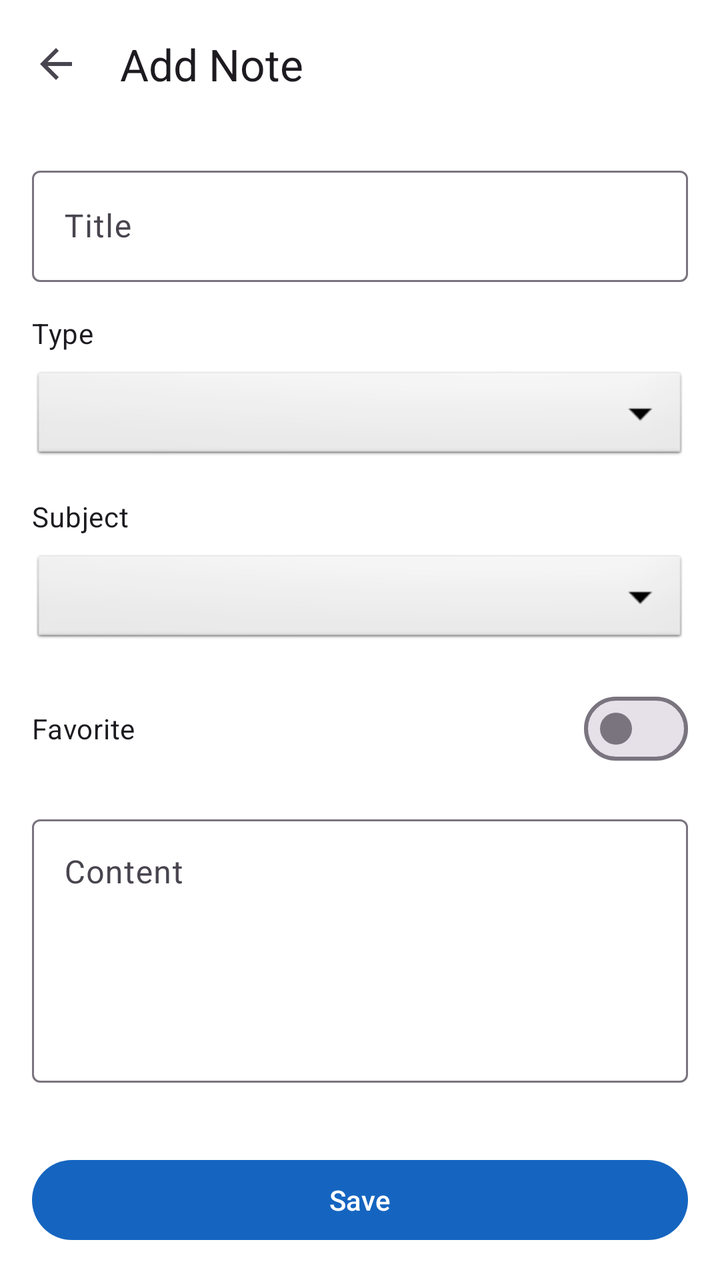
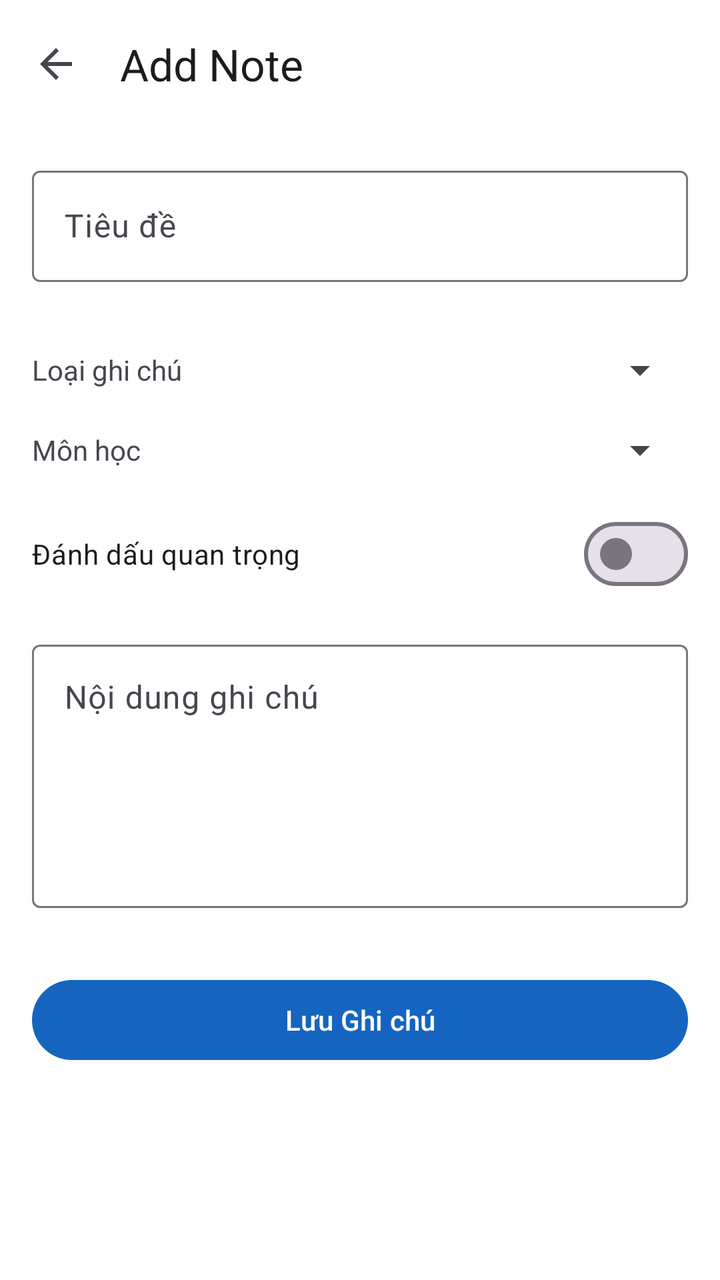

Before-and-after screenshots of an Android layout around one commit, followed by the original layout XML and the change that was made.
<!-- AndroidManifest.xml: application theme Theme.StudyHub -->
<!-- res/layout/fragment_add_note.xml -->
<?xml version="1.0" encoding="utf-8"?>
<LinearLayout xmlns:android="http://schemas.android.com/apk/res/android"
    xmlns:app="http://schemas.android.com/apk/res-auto"
    android:layout_width="match_parent"
    android:layout_height="match_parent"
    android:orientation="vertical"
    android:background="?attr/colorSurface">

    <com.google.android.material.appbar.AppBarLayout
        android:layout_width="match_parent"
        android:layout_height="wrap_content">

        <com.google.android.material.appbar.MaterialToolbar
            android:id="@+id/toolbar"
            android:layout_width="match_parent"
            android:layout_height="?attr/actionBarSize"
            app:navigationIcon="?attr/homeAsUpIndicator"
            app:title="Add Note" />
    </com.google.android.material.appbar.AppBarLayout>

    <ScrollView
        android:layout_width="match_parent"
        android:layout_height="0dp"
        android:layout_weight="1"
        android:padding="16dp">

        <LinearLayout
            android:layout_width="match_parent"
            android:layout_height="wrap_content"
            android:orientation="vertical">

            <com.google.android.material.textfield.TextInputLayout
                android:layout_width="match_parent"
                android:layout_height="wrap_content"
                android:hint="Title"
                android:layout_marginBottom="16dp"
                app:endIconMode="clear_text">

                <com.google.android.material.textfield.TextInputEditText
                    android:id="@+id/etTitle"
                    android:layout_width="match_parent"
                    android:layout_height="wrap_content"
                    android:inputType="text" />
            </com.google.android.material.textfield.TextInputLayout>

            <TextView
                android:layout_width="wrap_content"
                android:layout_height="wrap_content"
                android:text="Type"
                android:layout_marginBottom="8dp"
                android:textAppearance="?attr/textAppearanceBodyMedium"/>

            <Spinner
                android:id="@+id/spinnerType"
                android:layout_width="match_parent"
                android:layout_height="wrap_content"
                android:minHeight="48dp"
                android:layout_marginBottom="16dp"
                android:background="@android:drawable/btn_dropdown"/>

            <TextView
                android:layout_width="wrap_content"
                android:layout_height="wrap_content"
                android:text="Subject"
                android:layout_marginBottom="8dp"
                android:textAppearance="?attr/textAppearanceBodyMedium"/>

            <Spinner
                android:id="@+id/spinnerSubject"
                android:layout_width="match_parent"
                android:layout_height="wrap_content"
                android:minHeight="48dp"
                android:layout_marginBottom="16dp"
                android:background="@android:drawable/btn_dropdown"/>

            <com.google.android.material.materialswitch.MaterialSwitch
                android:id="@+id/switchFavorite"
                android:layout_width="match_parent"
                android:layout_height="wrap_content"
                android:text="Favorite"
                android:layout_marginBottom="16dp"/>

            <com.google.android.material.textfield.TextInputLayout
                android:layout_width="match_parent"
                android:layout_height="wrap_content"
                android:hint="Content">

                <com.google.android.material.textfield.TextInputEditText
                    android:id="@+id/etContent"
                    android:layout_width="match_parent"
                    android:layout_height="wrap_content"
                    android:inputType="textMultiLine"
                    android:gravity="top|start"
                    android:minLines="5" />
            </com.google.android.material.textfield.TextInputLayout>

        </LinearLayout>
    </ScrollView>

    <com.google.android.material.button.MaterialButton
        android:id="@+id/btnSave"
        android:layout_width="match_parent"
        android:layout_height="wrap_content"
        android:layout_margin="16dp"
        android:text="Save" />

</LinearLayout>
<!-- resources referenced by this layout -->
<resources>
  <style name="Theme.StudyHub" parent="Theme.Material3.Light.NoActionBar">
          <item name="colorPrimary">@color/primary</item>
          <item name="colorPrimaryVariant">@color/primary_variant</item>
          <item name="colorPrimaryContainer">@color/primary_container</item>
          <item name="colorOnPrimary">@color/on_primary</item>
          <item name="colorOnPrimaryContainer">@color/on_primary_container</item>
          <item name="colorSecondary">@color/secondary</item>
          <item name="colorSecondaryContainer">@color/secondary_container</item>
          <item name="colorOnSecondary">@color/on_secondary</item>
          <item name="colorOnSecondaryContainer">@color/on_secondary_container</item>
          <item name="colorTertiary">@color/tertiary</item>
          <item name="colorTertiaryContainer">@color/tertiary_container</item>
          <item name="colorSurface">@color/surface</item>
          <item name="colorSurfaceVariant">@color/surface_variant</item>
          <item name="colorOnSurface">@color/on_surface</item>
          <item name="colorOnSurfaceVariant">@color/on_surface_variant</item>
          <item name="colorError">@color/error</item>
          <item name="colorErrorContainer">@color/error_container</item>
          <item name="colorOnError">@color/on_error</item>
          <item name="colorOutline">@color/outline</item>
          <item name="colorOutlineVariant">@color/outline_variant</item>
          <item name="android:colorBackground">@color/background</item>
          <item name="colorBackground">@color/background</item>
          <item name="android:statusBarColor">@color/primary</item>
          <item name="android:navigationBarColor">@color/surface</item>
      </style>
  <color name="primary">#1565C0</color>
  <color name="primary_variant">#0D47A1</color>
  <color name="primary_container">#BBDEFB</color>
  <color name="on_primary">#FFFFFF</color>
  <color name="on_primary_container">#001D36</color>
  <color name="secondary">#00897B</color>
  <color name="secondary_container">#B2DFDB</color>
  <color name="on_secondary">#FFFFFF</color>
  <color name="on_secondary_container">#00201E</color>
  <color name="tertiary">#7B1FA2</color>
  <color name="tertiary_container">#E1BEE7</color>
  <color name="surface">#FFFFFF</color>
  <color name="surface_variant">#F5F5F5</color>
  <color name="on_surface">#1C1B1F</color>
  <color name="on_surface_variant">#49454F</color>
  <color name="error">#BA1A1A</color>
  <color name="error_container">#FFDAD6</color>
  <color name="on_error">#FFFFFF</color>
  <color name="outline">#79747E</color>
  <color name="outline_variant">#CAC4D0</color>
  <color name="background">#FAFAFA</color>
</resources>

<!-- the commit's change to res/layout/fragment_add_note.xml (unified diff, before → after) -->
@@ -32,7 +32,7 @@
             <com.google.android.material.textfield.TextInputLayout
                 android:layout_width="match_parent"
                 android:layout_height="wrap_content"
-                android:hint="Title"
+                android:hint="Tiêu đề"
                 android:layout_marginBottom="16dp"
                 app:endIconMode="clear_text">
 
@@ -40,68 +40,83 @@
                     android:id="@+id/etTitle"
                     android:layout_width="match_parent"
                     android:layout_height="wrap_content"
-                    android:inputType="text" />
+                    android:inputType="textCapSentences" />
             </com.google.android.material.textfield.TextInputLayout>
 
-            <TextView
-                android:layout_width="wrap_content"
-                android:layout_height="wrap_content"
-                android:text="Type"
-                android:layout_marginBottom="8dp"
-                android:textAppearance="?attr/textAppearanceBodyMedium"/>
-
-            <Spinner
-                android:id="@+id/spinnerType"
+            <LinearLayout
                 android:layout_width="match_parent"
                 android:layout_height="wrap_content"
-                android:minHeight="48dp"
-                android:layout_marginBottom="16dp"
-                android:background="@android:drawable/btn_dropdown"/>
+                android:orientation="horizontal"
+                android:layout_marginTop="16dp"
+                android:gravity="center_vertical">
 
-            <TextView
-                android:layout_width="wrap_content"
-                android:layout_height="wrap_content"
-                android:text="Subject"
-                android:layout_marginBottom="8dp"
-                android:textAppearance="?attr/textAppearanceBodyMedium"/>
+                <TextView
+                    android:layout_width="wrap_content"
+                    android:layout_height="wrap_content"
+                    android:text="Loại ghi chú"
+                    android:textColor="?attr/colorOnSurfaceVariant" />
 
-            <Spinner
-                android:id="@+id/spinnerSubject"
+                <Spinner
+                    android:id="@+id/spinnerType"
+                    android:layout_width="0dp"
+                    android:layout_height="wrap_content"
+                    android:layout_weight="1"
+                    android:layout_marginStart="16dp" />
+            </LinearLayout>
+
+            <LinearLayout
                 android:layout_width="match_parent"
                 android:layout_height="wrap_content"
-                android:minHeight="48dp"
-                android:layout_marginBottom="16dp"
-                android:background="@android:drawable/btn_dropdown"/>
+                android:orientation="horizontal"
+                android:layout_marginTop="16dp"
+                android:gravity="center_vertical">
+
+                <TextView
+                    android:layout_width="wrap_content"
+                    android:layout_height="wrap_content"
+                    android:text="Môn học"
+                    android:textColor="?attr/colorOnSurfaceVariant" />
+
+                <Spinner
+                    android:id="@+id/spinnerSubject"
+                    android:layout_width="0dp"
+                    android:layout_height="wrap_content"
+                    android:layout_weight="1"
+                    android:layout_marginStart="16dp" />
+            </LinearLayout>
 
             <com.google.android.material.materialswitch.MaterialSwitch
                 android:id="@+id/switchFavorite"
                 android:layout_width="match_parent"
                 android:layout_height="wrap_content"
-                android:text="Favorite"
-                android:layout_marginBottom="16dp"/>
+                android:layout_marginTop="16dp"
+                android:text="Đánh dấu quan trọng" />
 
             <com.google.android.material.textfield.TextInputLayout
+                android:id="@+id/tilContent"
+                style="@style/Widget.Material3.TextInputLayout.OutlinedBox"
                 android:layout_width="match_parent"
                 android:layout_height="wrap_content"
-                android:hint="Content">
+                android:layout_marginTop="16dp"
+                android:hint="Nội dung ghi chú">
 
                 <com.google.android.material.textfield.TextInputEditText
                     android:id="@+id/etContent"
                     android:layout_width="match_parent"
                     android:layout_height="wrap_content"
-                    android:inputType="textMultiLine"
-                    android:gravity="top|start"
-                    android:minLines="5" />
+                    android:inputType="textMultiLine|textCapSentences"
+                    android:lines="5"
+                    android:gravity="top|start" />
             </com.google.android.material.textfield.TextInputLayout>
+
+            <com.google.android.material.button.MaterialButton
+                android:id="@+id/btnSave"
+                android:layout_width="match_parent"
+                android:layout_height="wrap_content"
+                android:layout_marginTop="32dp"
+                android:text="Lưu Ghi chú" />
 
         </LinearLayout>
     </ScrollView>
 
-    <com.google.android.material.button.MaterialButton
-        android:id="@+id/btnSave"
-        android:layout_width="match_parent"
-        android:layout_height="wrap_content"
-        android:layout_margin="16dp"
-        android:text="Save" />
-
 </LinearLayout>
